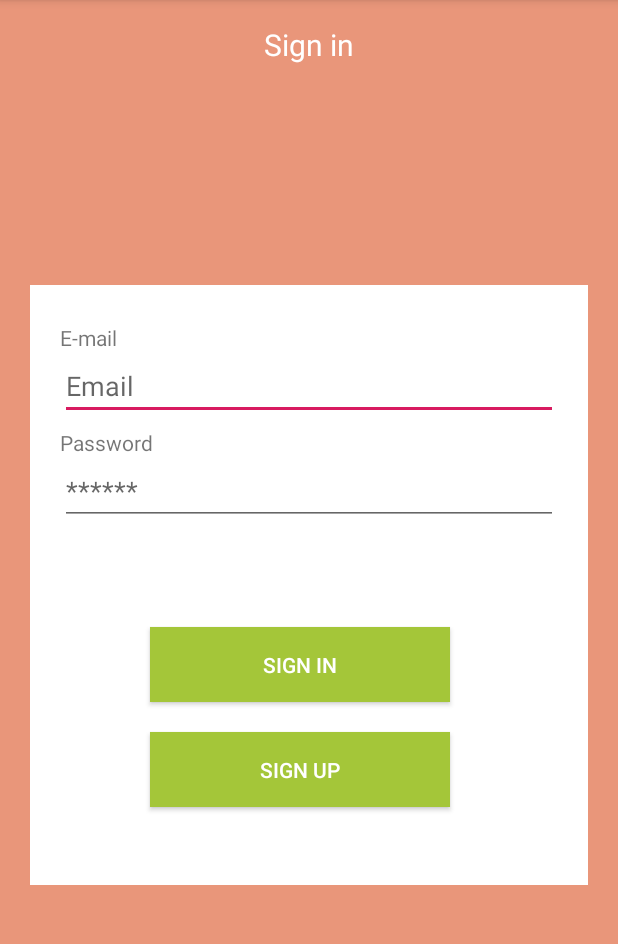
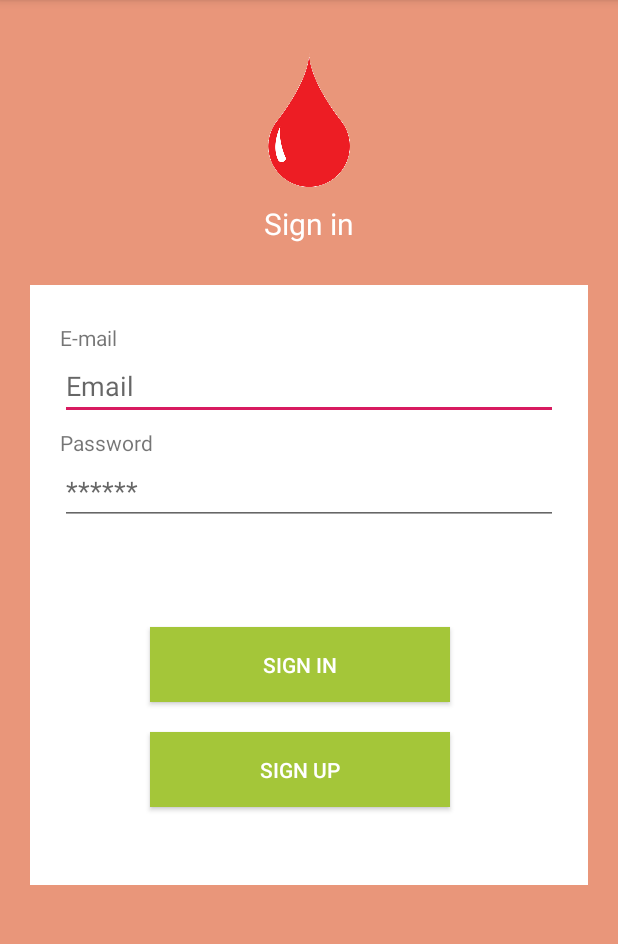
Before and after one commit to fourveel80/Blud4U, an Android app: the screen it shows after launch (MainActivity), on a phone screen of 412 x 824 dp, the part 84-1028 px from its top. Run offline under Robolectric (Android 15) with nearby library versions, the phone set to English and light mode, and no system bars; our stand-ins replace Firebase (no records; nobody signed in at launch, a user with empty details on screens opened directly).

Commit message:
edit navbar
- make navbar functional

```diff
--- a/app/src/main/java/com/example/blood4u/ProfileActivity.java
+++ b/app/src/main/java/com/example/blood4u/ProfileActivity.java
@@ -7,12 +7,9 @@ import android.graphics.Bitmap;
 import android.net.Uri;
 import android.os.Bundle;
 import android.provider.MediaStore;
-import android.util.Base64;
-import android.util.Log;
 import android.view.MenuItem;
 import android.view.View;
 import android.widget.Button;
-import android.widget.EditText;
 import android.widget.ImageView;
 import android.widget.TextView;
 import android.widget.Toast;
@@ -35,7 +32,6 @@ import com.google.firebase.storage.FirebaseStorage;
 import com.google.firebase.storage.StorageReference;
 import com.squareup.picasso.Picasso;
 
-import java.io.ByteArrayOutputStream;
 import java.io.IOException;
 
 public class ProfileActivity extends AppCompatActivity {
@@ -165,7 +161,7 @@ public class ProfileActivity extends AppCompatActivity {
                             Intent home_intent = new Intent(ProfileActivity.this,HomeActivity.class);
                             startActivity(home_intent);
                             break;
-                        case R.id.navigation_search:
+                        case R.id.navigation_setting:
                             Intent search_intent = new Intent(ProfileActivity.this, HomeActivity.class);
                             startActivity(search_intent);
                             break;
--- a/app/src/main/res/layout/activity_home.xml
+++ b/app/src/main/res/layout/activity_home.xml
@@ -40,6 +40,7 @@
             android:layout_marginRight="8dp">
 
         </Button>
+
         <TextView
             android:layout_width="wrap_content"
             android:layout_height="wrap_content"
@@ -47,8 +48,7 @@
             android:layout_marginTop="28dp"
             android:text="คุณสามารถยริจาคเลือดได้\n                    ภายใน"
             android:textColor="@color/white"
-            android:textSize="25dp">
-        </TextView>
+            android:textSize="25dp"></TextView>
 
         <LinearLayout
             android:layout_width="match_parent"
--- a/app/src/main/res/layout/activity_main.xml
+++ b/app/src/main/res/layout/activity_main.xml
@@ -88,12 +88,13 @@
 
     <ImageView
         android:id="@+id/imageVIew"
-        android:layout_marginTop="-0dp"
+        android:layout_marginTop="30dp"
         android:layout_marginBottom="5dp"
         android:layout_centerHorizontal="true"
         android:padding="5dp"
         android:layout_width="wrap_content"
-        android:layout_height="wrap_content" />
+        android:layout_height="100dp"
+        android:src="@drawable/blooddrop"/>
 
     <TextView
         android:textSize="20sp"
--- a/app/src/main/res/layout/activity_profile.xml
+++ b/app/src/main/res/layout/activity_profile.xml
@@ -23,7 +23,7 @@
             android:background="@color/colorAccent"
             app:itemIconTint="@color/white"
             app:itemTextColor="@color/white"/>
-            //app:menu="@menu/menu" />
+            app:menu="@menu/menu" />
         <!--bottomnavigationbar copy ends from here-->
         <ScrollView
 
```
